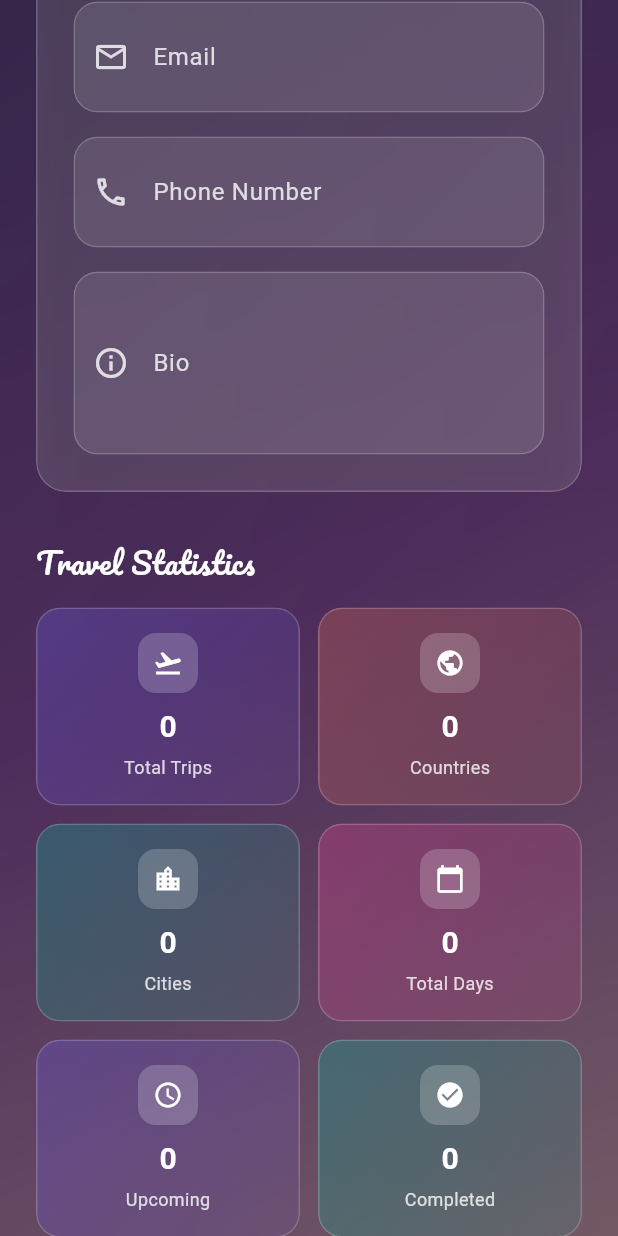
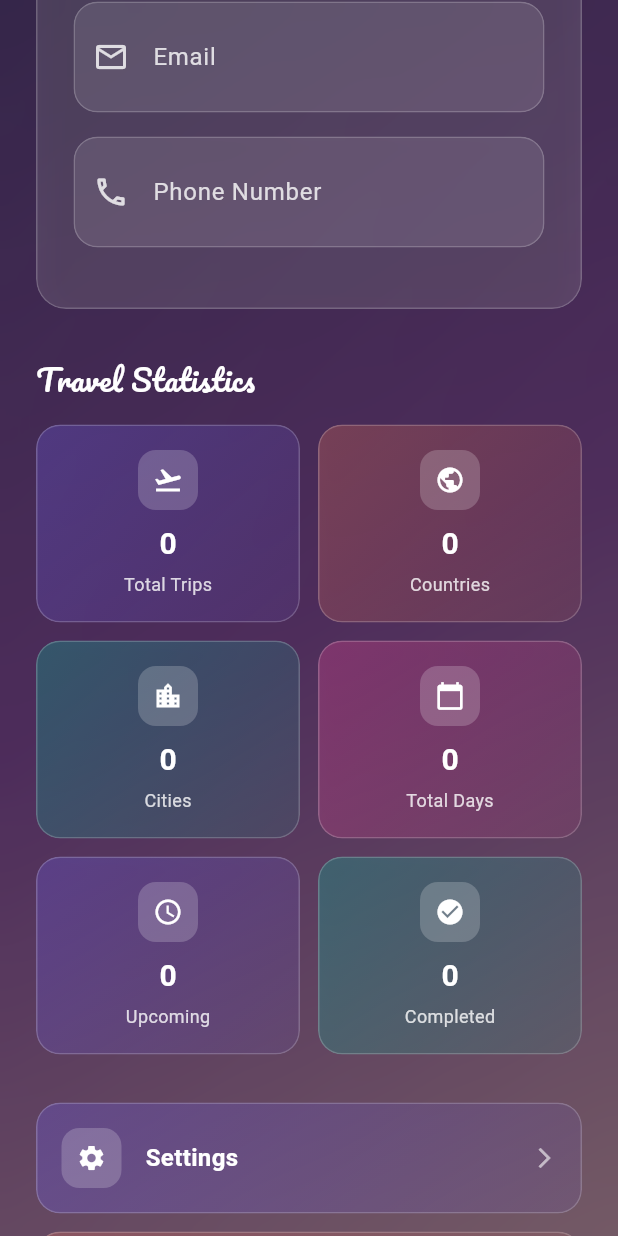
Before and after one commit to kaaboura12/baggagie-v0.1, a Flutter app: the ProfileScreen screen opened directly, scrolled down 576 dp, on a phone screen of 412 x 824 dp. Run offline on Flutter 3.47's test engine with Material 3 defaults, Android fonts, the light colour scheme and no system bars; our stand-ins replace flutter_dotenv, supabase_flutter; accounts and stored records are empty.

Commit message:
feat: Remove bio field from profile screen
- Remove bio TextEditingController and related initialization
- Remove bio input field from profile form
- Remove bio controller disposal
- Update commented update logic to exclude bio field
- Simplify profile form to focus on essential information

```diff
--- a/lib/views/profile/profile.dart
+++ b/lib/views/profile/profile.dart
@@ -30,7 +30,7 @@ class _ProfileScreenState extends State<ProfileScreen>
   final _formKey = GlobalKey<FormState>();
   final _fullNameController = TextEditingController();
   final _emailController = TextEditingController();
-  final _bioController = TextEditingController();
+
   final _phoneController = TextEditingController();
 
   bool _isEditing = false;
@@ -76,7 +76,7 @@ class _ProfileScreenState extends State<ProfileScreen>
     if (user != null) {
       _fullNameController.text = user.fullName ?? '';
       _emailController.text = user.email ?? '';
-      _bioController.text = ''; // Bio not available in current User model
+
       _phoneController.text = ''; // Phone not available in current User model
     }
   }
@@ -179,7 +179,6 @@ class _ProfileScreenState extends State<ProfileScreen>
       // Update user data (this would be your actual update logic)
       // await authController.updateProfile(
       //   fullName: _fullNameController.text.trim(),
-      //   bio: _bioController.text.trim(),
       //   phone: _phoneController.text.trim(),
       // );
 
@@ -217,7 +216,7 @@ class _ProfileScreenState extends State<ProfileScreen>
     _animationController.dispose();
     _fullNameController.dispose();
     _emailController.dispose();
-    _bioController.dispose();
+
     _phoneController.dispose();
     super.dispose();
   }
@@ -518,15 +517,6 @@ class _ProfileScreenState extends State<ProfileScreen>
 
               const SizedBox(height: 16),
 
-              // Bio
-              GlassmorphismInput(
-                controller: _bioController,
-                labelText: 'Bio',
-                hintText: 'Tell us about yourself',
-                prefixIcon: Icons.info_outline,
-                enabled: _isEditing,
-                maxLines: 3,
-              ),
 
               if (_isEditing) ...[
                 const SizedBox(height: 24),
```
